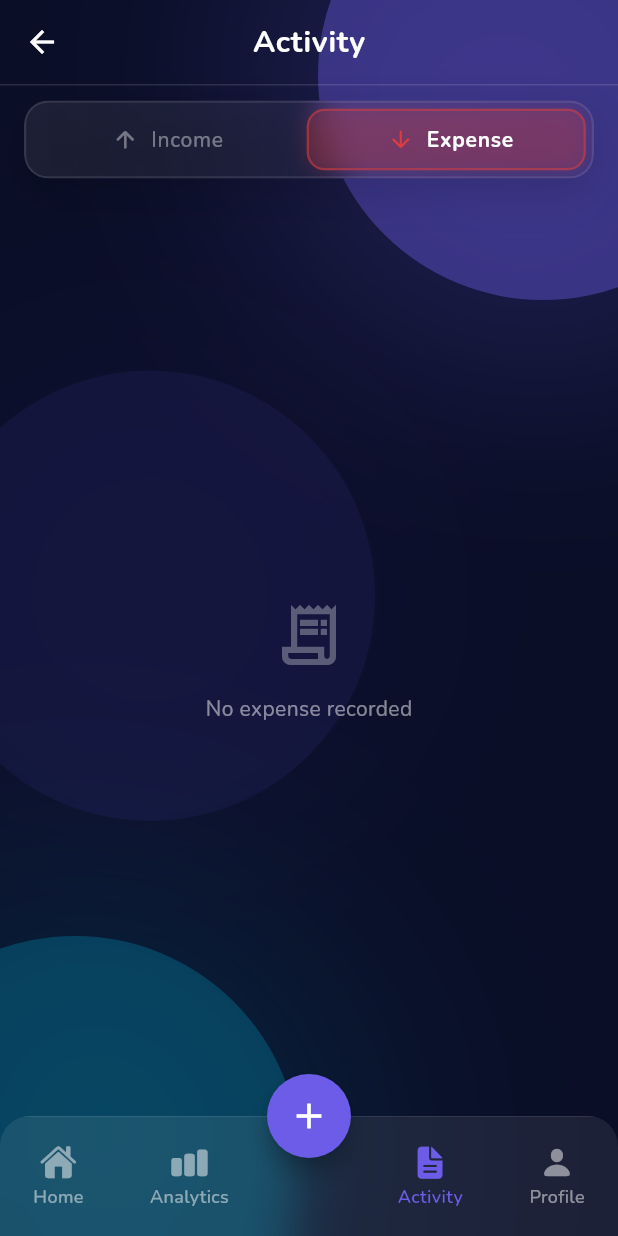
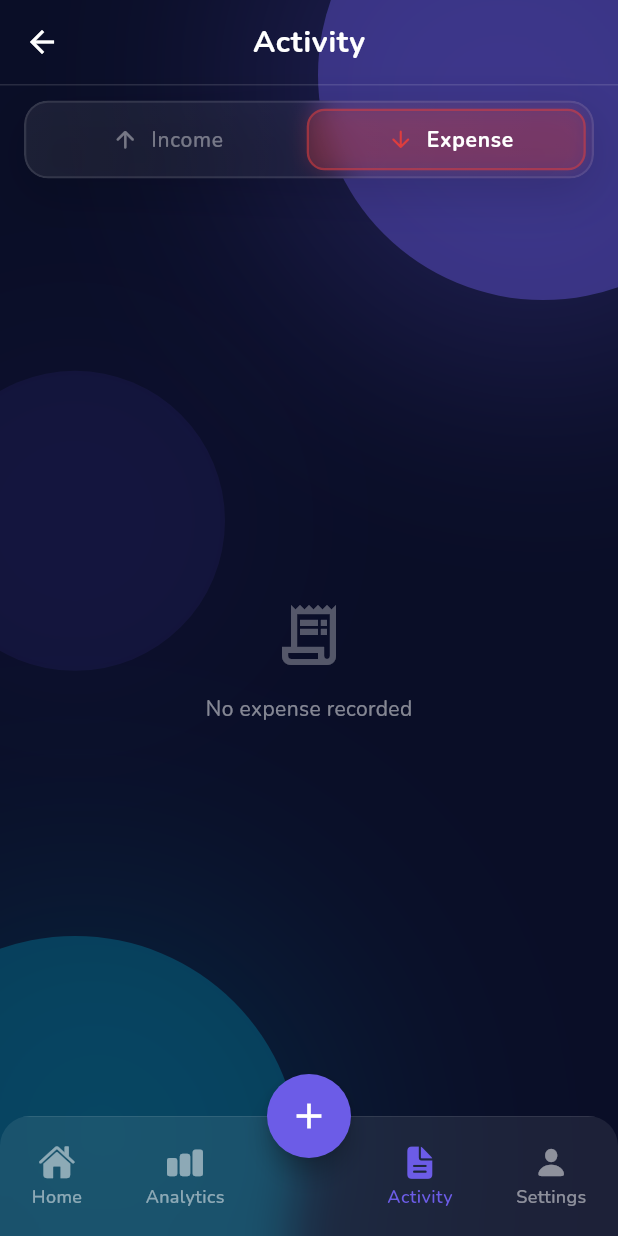
Before and after one commit to ZunairaMughal24/PersonaL_finance_tracker, a Flutter app: the MainNavScreen screen opened by its route, item 2 of the bottom bar chosen, after a tap on "Activity", on a phone screen of 412 x 824 dp. Run offline on Flutter 3.47's test engine with Material 3 defaults, Android fonts, the phone set to English and light mode, and no system bars; our stand-ins replace fl_chart, go_router, google_fonts, hive, hive_flutter; accounts and stored records are empty; network calls fail.

Commit message:
fix: implement missing _buildAuthVibrant and restore favorite vibrant background, redesigned settings screen

```diff
--- a/lib/config/router.dart
+++ b/lib/config/router.dart
@@ -40,7 +40,7 @@ class AppRoutes {
   static const String editTransactionScreenRoute = '/editTransactionScreen';
   static const String analyticsScreenRoute = '/analyticsScreen';
   static const String activityScreenRoute = '/activityScreen';
-  static const String profileScreenRoute = '/profileScreen';
+  static const String settingsScreenRoute = '/settingsScreen';
   static const String signInScreenRoute = '/signIn';
   static const String signUpScreenRoute = '/signUp';
 }
@@ -105,11 +105,11 @@ final router = GoRouter(
       ),
     ),
     GoRoute(
-      path: AppRoutes.profileScreenRoute,
+      path: AppRoutes.settingsScreenRoute,
       pageBuilder: (context, state) => _buildPageWithDefaultTransition(
         context: context,
         state: state,
-        child: const ProfileScreen(),
+        child: const SettingsScreen(),
       ),
     ),
     GoRoute(
--- a/lib/features/auth/presentation/pages/sign_in_screen.dart
+++ b/lib/features/auth/presentation/pages/sign_in_screen.dart
@@ -40,7 +40,7 @@ class _SignInContentState extends State<SignInContent> {
     final viewModel = context.watch<AuthViewModel>();
 
     return AppBackground(
-      style: BackgroundStyle.glowMesh,
+      style: BackgroundStyle.authVibrant,
       child: SafeArea(
         child: SingleChildScrollView(
           child: Column(
--- a/lib/features/auth/presentation/pages/sign_up_screen.dart
+++ b/lib/features/auth/presentation/pages/sign_up_screen.dart
@@ -40,7 +40,7 @@ class _SignUpContentState extends State<SignUpContent> {
     final viewModel = context.watch<AuthViewModel>();
 
     return AppBackground(
-      style: BackgroundStyle.glowMesh,
+      style: BackgroundStyle.authVibrant,
       child: SafeArea(
         child: SingleChildScrollView(
           child: Column(
--- a/lib/screens/main_navigation_screen.dart
+++ b/lib/screens/main_navigation_screen.dart
@@ -33,7 +33,7 @@ class _MainNavScreenState extends State<MainNavScreen> {
     HomeScreen(),
     AnalyticsScreen(),
     ActivityScreen(),
-    ProfileScreen(),
+    SettingsScreen(),
   ];
 
   @override
@@ -106,7 +106,7 @@ class _MainNavScreenState extends State<MainNavScreen> {
                   ),
                   _navItem(
                     icon: CupertinoIcons.person_fill,
-                    label: 'Profile',
+                    label: 'Settings',
                     index: 3,
                   ),
                 ],
--- a/lib/screens/profile_screen.dart
+++ b/lib/screens/profile_screen.dart
@@ -8,28 +8,133 @@ import 'package:personal_finance_tracker/core/themes/textTheme_extention.dart';
 import 'package:personal_finance_tracker/core/utils/widget_utility_extention.dart';
 import 'package:personal_finance_tracker/core/utils/padding_extention.dart';
 
-class ProfileScreen extends StatelessWidget {
-  const ProfileScreen({super.key});
+class SettingsScreen extends StatefulWidget {
+  const SettingsScreen({super.key});
+
+  @override
+  State<SettingsScreen> createState() => _SettingsScreenState();
+}
+
+class _SettingsScreenState extends State<SettingsScreen> {
+  bool _notificationsEnabled = true;
 
   @override
   Widget build(BuildContext context) {
     return AppBackground(
       style: BackgroundStyle.silkDark,
       appBar: CustomAppBar(
-        title: "Profile",
+        title: "Settings",
         onLeadingTap: () => MainNavScreen.navKey.currentState?.switchToHome(),
       ),
       child: SingleChildScrollView(
         physics: const BouncingScrollPhysics(),
         child: SafeArea(
           child: Column(
+            crossAxisAlignment: CrossAxisAlignment.start,
             children: [
-              20.heightBox,
-              _buildProfileHeader(),
-              20.heightBox,
-              _buildSettingsSection(context),
-              20.heightBox,
-              _buildAppInfo(),
+              15.heightBox,
+              _buildProfileCard(),
+              24.heightBox,
+              _buildSectionHeader("Account"),
+              12.heightBox,
+              _buildSettingsGroup([
+                _buildSettingsTile(
+                  icon: Icons.person_outline_rounded,
+                  iconColor: Colors.blueAccent,
+                  title: "Personal Information",
+                  subtitle: "Name, email",
+                  onTap: () {},
+                ),
+                _buildSettingsTile(
+                  icon: Icons.lock_outline_rounded,
+                  iconColor: Colors.redAccent,
+                  title: "Password",
+                  subtitle: "Change password",
+                  onTap: () {},
+                ),
+                _buildSettingsTile(
+                  icon: Icons.account_balance_wallet_outlined,
+                  iconColor: Colors.greenAccent,
+                  title: "Financial Wallets",
+                  subtitle: "Manage your accounts and cards",
+                  onTap: () {},
+                ),
+              ]),
+              24.heightBox,
+              _buildSectionHeader("Preferences"),
+              12.heightBox,
+              _buildSettingsGroup([
+                _buildSettingsTile(
+                  icon: Icons.notifications_none_rounded,
+                  iconColor: Colors.orangeAccent,
+                  title: "Notifications",
+                  subtitle: "Manage notification settings",
+                  trailing: Switch.adaptive(
+                    value: _notificationsEnabled,
+                    onChanged: (val) =>
+                        setState(() => _notificationsEnabled = val),
+                    activeColor: AppColors.primaryColor,
+
+                    activeTrackColor: AppColors.primaryColor.withOpacity(0.3),
+                  ),
+                  onTap: () {},
+                ),
+                _buildSettingsTile(
+                  icon: Icons.language_rounded,
+                  iconColor: Colors.tealAccent,
+                  title: "Language",
+                  subtitle: "Change app language",
+                  trailing: Row(
+                    mainAxisSize: MainAxisSize.min,
+                    children: [
+                      Text(
+                        "English",
+                      ).bodySmall(color: Colors.white.withOpacity(0.7)),
+                      const SizedBox(width: 4),
+                      Icon(
+                        Icons.chevron_right_rounded,
+                        color: Colors.white.withOpacity(0.3),
+                        size: 25,
+                      ),
+                    ],
+                  ),
+                  onTap: () {},
+                ),
+                _buildSettingsTile(
+                  icon: Icons.monetization_on_outlined,
+                  iconColor: Colors.amberAccent,
+                  title: "Currency",
+                  subtitle: "Default currency: USD",
+                  onTap: () {},
+                ),
+              ]),
+              24.heightBox,
+              _buildSectionHeader("Support"),
+              12.heightBox,
+              _buildSettingsGroup([
+                _buildSettingsTile(
+                  icon: Icons.help_outline_rounded,
+                  iconColor: Colors.indigoAccent,
+                  title: "Help Center",
+                  subtitle: "FAQs and help center",
+                  onTap: () {},
+                ),
+                _buildSettingsTile(
+                  icon: Icons.info_outline_rounded,
+                  iconColor: Colors.cyanAccent,
+                  title: "About",
+                  subtitle: "Version 1.0.0",
+                  onTap: () {},
+                ),
+                _buildSettingsTile(
+                  icon: Icons.logout_rounded,
+                  iconColor: Colors.redAccent.withOpacity(0.8),
+                  title: "Sign Out",
+                  subtitle: "Exit from your account",
+                  onTap: () {},
+                  showChevron: false,
+                ),
+              ]),
               100.heightBox,
             ],
           ).px16(),
@@ -38,198 +143,145 @@ class ProfileScreen extends StatelessWidget {
     );
   }
 
-  Widget _buildProfileHeader() {
-    return Column(
-      children: [
-        Stack(
-          alignment: Alignment.bottomRight,
-          children: [
-            Container(
-              padding: const EdgeInsets.all(4),
-              decoration: BoxDecoration(
-                shape: BoxShape.circle,
-                gradient: LinearGradient(
-                  colors: [
-                    AppColors.primaryColor.withOpacity(0.5),
-                    AppColors.primaryColor.withOpacity(0.1),
-                  ],
-                  begin: Alignment.topLeft,
-                  end: Alignment.bottomRight,
-                ),
-                border: Border.all(
-                  color: Colors.white.withOpacity(0.1),
-                  width: 1,
-                ),
-              ),
-              child: const CircleAvatar(
-                radius: 50,
-                backgroundColor: Colors.white12,
-                backgroundImage: NetworkImage(
-                  'https://images.unsplash.com/photo-1534528741775-53994a69daeb?q=80&w=1000&auto=format&fit=crop',
-                ),
+  Widget _buildProfileCard() {
+    return GlassContainer(
+      borderRadius: 24,
+      padding: const EdgeInsets.all(16),
+      child: Row(
+        children: [
+          Container(
+            padding: const EdgeInsets.all(2),
+            decoration: BoxDecoration(
+              shape: BoxShape.circle,
+              border: Border.all(
+                color: Colors.white.withOpacity(0.5),
+                width: 1,
               ),
             ),
-            Container(
-              padding: const EdgeInsets.all(8),
-              decoration: BoxDecoration(
-                color: AppColors.primaryColor,
-                shape: BoxShape.circle,
-                border: Border.all(color: Colors.white24, width: 2),
-                boxShadow: [
-                  BoxShadow(
-                    color: Colors.black.withOpacity(0.3),
-                    blurRadius: 10,
-                    offset: const Offset(0, 4),
-                  ),
-                ],
-              ),
-              child: const Icon(
-                Icons.edit_rounded,
-                size: 16,
-                color: Colors.white,
+            child: CircleAvatar(
+              radius: 32,
+              backgroundColor: AppColors.primaryColor.withOpacity(0.5),
+              backgroundImage: NetworkImage(
+                'https://images.unsplash.com/photo-1534528741775-53994a69daeb?q=80&w=1000&auto=format&fit=crop',
               ),
             ),
-          ],
-        ),
-        20.heightBox,
-        const Text(
-          'Zunaira Mughal',
-        ).h2(color: Colors.white, weight: FontWeight.bold),
-        6.heightBox,
-        Container(
-          padding: const EdgeInsets.symmetric(horizontal: 16, vertical: 6),
-          decoration: BoxDecoration(
-            color: Colors.white.withOpacity(0.05),
-            borderRadius: BorderRadius.circular(12),
-            border: Border.all(color: Colors.white.withOpacity(0.05)),
           ),
-          child: Text('zunaira@example.com').bodyMedium(
-            color: Colors.white.withOpacity(0.5),
-            weight: FontWeight.w500,
+          const SizedBox(width: 12),
+          Expanded(
+            child: Column(
+              crossAxisAlignment: CrossAxisAlignment.start,
+              children: [
+                const Text(
+                  'Zunaira Mughal',
+                ).h4(color: Colors.white, weight: FontWeight.bold),
+                const SizedBox(height: 2),
+                Text('zunaira@example.com').bodyMedium(
+                  color: Colors.white.withOpacity(0.7),
+                  weight: FontWeight.w500,
+                ),
+              ],
+            ),
           ),
-        ),
-      ],
-    );
-  }
-
-  Widget _buildSettingsSection(BuildContext context) {
-    return Padding(
-      padding: const EdgeInsets.symmetric(horizontal: 4),
-      child: GlassContainer(
-        borderRadius: 20,
-        padding: const EdgeInsets.symmetric(vertical: 8),
-        child: Column(
-          children: [
-            _buildSettingsTile(
-              icon: Icons.account_balance_wallet_outlined,
-              title: "Financial Wallets",
-              subtitle: "Manage your accounts and cards",
-              onTap: () {},
+          IconButton(
+            onPressed: () {},
+            icon: Icon(
+              Icons.edit_outlined,
+              color: Colors.white.withOpacity(0.6),
+              size: 20,
             ),
-            _buildDivider(),
-            _buildSettingsTile(
-              icon: Icons.notifications_none_rounded,
-              title: "Notification Center",
-              subtitle: "Alerts & updates configuration",
-              onTap: () {},
+            padding: EdgeInsets.zero,
+            constraints: const BoxConstraints(),
+            style: IconButton.styleFrom(
+              backgroundColor: Colors.white.withOpacity(0.05),
+              shape: RoundedRectangleBorder(
+                borderRadius: BorderRadius.circular(8),
+              ),
             ),
-            _buildDivider(),
-            _buildSettingsTile(
-              icon: Icons.security_outlined,
-              title: "Security & Privacy",
-              subtitle: "Passcode & biometrics",
-              onTap: () {},
-            ),
-            _buildDivider(),
-            _buildSettingsTile(
-              icon: Icons.help_outline_rounded,
-              title: "Support",
-              subtitle: "FAQs and help center",
-              onTap: () {},
-            ),
-            _buildDivider(),
-            _buildSettingsTile(
-              icon: Icons.logout_rounded,
-              title: "Sign Out",
-              color: Colors.redAccent.withOpacity(0.8),
-              onTap: () {},
-              showArrow: false,
-            ),
-          ],
-        ),
+          ),
+        ],
       ),
     );
   }
 
-  Widget _buildAppInfo() {
+  Widget _buildSectionHeader(String title) {
+    return Text(
+      title,
+    ).h3(color: Colors.white.withOpacity(0.7), weight: FontWeight.bold);
+  }
+
+  Widget _buildSettingsGroup(List<Widget> tiles) {
     return GlassContainer(
-      borderRadius: 15,
-      padding: const EdgeInsets.symmetric(vertical: 20),
-      child: Center(
-        child: Column(
-          children: [
-            Text(
-              'Personal Finance Tracker',
-            ).labelLarge(color: Colors.white.withOpacity(0.3)),
-            4.heightBox,
-            Text('Version 1.0.0').caption(color: Colors.white.withOpacity(0.2)),
-          ],
-        ),
+      borderRadius: 20,
+      padding: EdgeInsets.zero,
+      child: Column(
+        children: List.generate(tiles.length, (index) {
+          return Column(
+            children: [
+              tiles[index],
+              if (index != tiles.length - 1)
+                Divider(
+                  height: 1,
+                  thickness: 1.4,
+                  color: Colors.white.withOpacity(0.1),
+                ),
+            ],
+          );
+        }),
       ),
     );
   }
 
   Widget _buildSettingsTile({
     required IconData icon,
+    required Color iconColor,
     required String title,
-    String? subtitle,
+    required String subtitle,
     required VoidCallback onTap,
-    Color color = Colors.white,
-    bool showArrow = true,
+    Widget? trailing,
+    bool showChevron = true,
   }) {
     return InkWell(
       onTap: onTap,
+      borderRadius: BorderRadius.circular(20),
       child: Padding(
-        padding: const EdgeInsets.symmetric(horizontal: 20, vertical: 12),
+        padding: const EdgeInsets.symmetric(horizontal: 16, vertical: 14),
         child: Row(
           children: [
             Container(
               padding: const EdgeInsets.all(10),
               decoration: BoxDecoration(
-                color: color.withOpacity(0.08),
-                borderRadius: BorderRadius.circular(12),
+                color: iconColor.withOpacity(0.1),
+                shape: BoxShape.circle,
               ),
-              child: Icon(icon, color: color, size: 20),
+              child: Icon(icon, color: iconColor, size: 22),
             ),
             const SizedBox(width: 16),
             Expanded(
               child: Column(
                 crossAxisAlignment: CrossAxisAlignment.start,
                 children: [
-                  Text(title).labelLarge(color: color, weight: FontWeight.w600),
-                  if (subtitle != null) ...[
-                    const SizedBox(height: 2),
-                    Text(subtitle).caption(
-                      color: Colors.white.withOpacity(0.3),
-                      weight: FontWeight.w500,
-                    ),
-                  ],
+                  Text(
+                    title,
+                  ).bodyLarge(color: Colors.white, weight: FontWeight.w600),
+                  const SizedBox(height: 2),
+                  Text(subtitle).bodySmall(
+                    color: Colors.white.withOpacity(0.7),
+                    weight: FontWeight.w400,
+                  ),
                 ],
               ),
             ),
-            if (showArrow)
+            if (trailing != null)
+              trailing
+            else if (showChevron)
               Icon(
                 Icons.chevron_right_rounded,
-                color: Colors.white.withOpacity(0.2),
-                size: 20,
+                color: Colors.white.withOpacity(0.3),
+                size: 25,
               ),
           ],
         ),
       ),
     );
   }
-
-  Widget _buildDivider() {
-    return Divider(height: 0.5, color: Colors.white.withOpacity(0.05));
-  }
 }
--- a/lib/widgets/app_background.dart
+++ b/lib/widgets/app_background.dart
@@ -6,6 +6,7 @@ enum BackgroundStyle {
   glowMesh, // Splash/Auth: Glow Blobs
   silkDark, // Analytics/Profile: Silk Image
   abstractDark, // Transactions: Dark Abstract + Gradient
+  authVibrant, // Auth: Purple + Teal Glow
 }
 
 class AppBackground extends StatelessWidget {
@@ -50,6 +51,8 @@ class AppBackground extends StatelessWidget {
         return _buildSilkDark(context);
       case BackgroundStyle.abstractDark:
         return _buildAbstractDark(context);
+      case BackgroundStyle.authVibrant:
+        return _buildAuthVibrant(context);
     }
   }
 
@@ -137,6 +140,7 @@ class AppBackground extends StatelessWidget {
             opacity: 0.1,
             blur: 100,
             spread: 20,
+            size: 200,
           ),
         ),
       ],
@@ -227,6 +231,75 @@ class AppBackground extends StatelessWidget {
       ],
     );
   }
+
+  Widget _buildAuthVibrant(BuildContext context) {
+    return Stack(
+      children: [
+        // Base Background
+        Container(color: AppColors.background),
+        // Top-Right Glow
+        Positioned(
+          top: -100,
+          right: -100,
+          child: Container(
+            width: 300,
+            height: 300,
+            decoration: BoxDecoration(
+              shape: BoxShape.circle,
+              color: AppColors.primaryColor.withOpacity(0.4),
+              boxShadow: const [
+                BoxShadow(
+                  color: AppColors.primaryColor,
+                  blurRadius: 120,
+                  spreadRadius: 50,
+                ),
+              ],
+            ),
+          ),
+        ),
+        // Bottom-Left Glow
+        Positioned(
+          bottom: -100,
+          left: -100,
+          child: Container(
+            width: 300,
+            height: 300,
+            decoration: BoxDecoration(
+              shape: BoxShape.circle,
+              color: AppColors.accent.withOpacity(0.2),
+              boxShadow: const [
+                BoxShadow(
+                  color: AppColors.accent,
+                  blurRadius: 150,
+                  spreadRadius: 40,
+                ),
+              ],
+            ),
+          ),
+        ),
+        // Center Subtle Glow
+        Positioned(
+          top: MediaQuery.of(context).size.height * 0.3,
+          left: -50,
+          child: Container(
+            width: 200,
+            height: 200,
+            decoration: BoxDecoration(
+              shape: BoxShape.circle,
+              color: AppColors.primaryDark.withOpacity(0.1),
+              boxShadow: const [
+                BoxShadow(
+                  color: AppColors.primaryDark,
+                  blurRadius: 100,
+                  spreadRadius: 20,
+                ),
+              ],
+            ),
+          ),
+        ),
+      ],
+    );
+  }
 }
 
 class _GlowBlob extends StatelessWidget {
```
